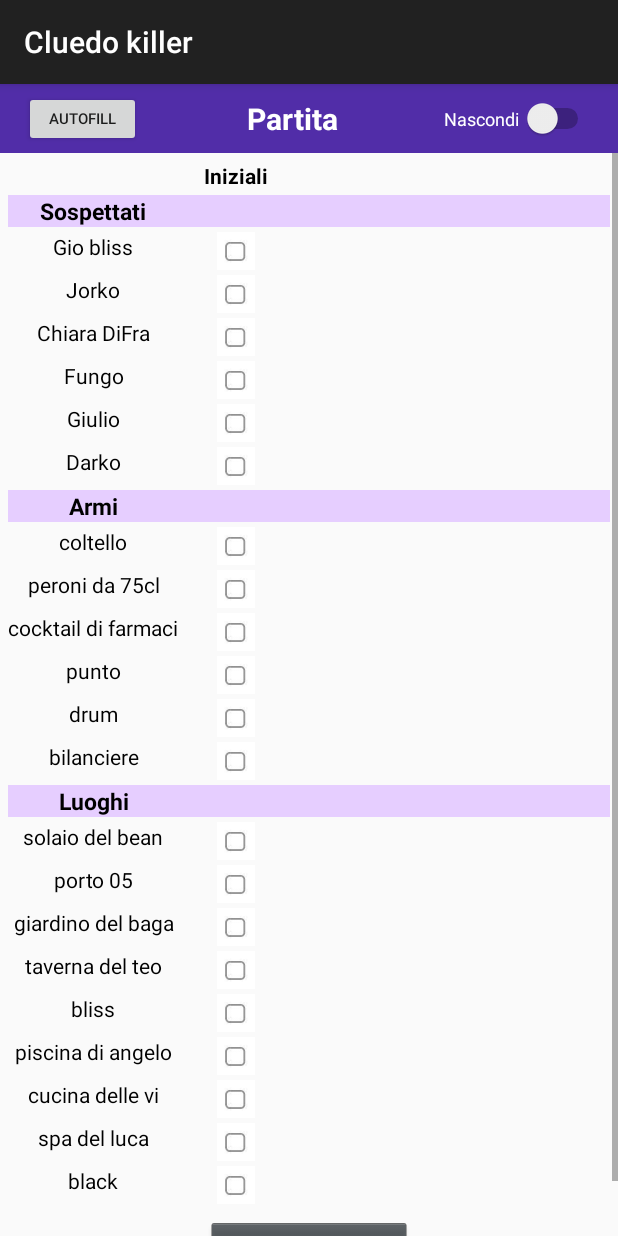
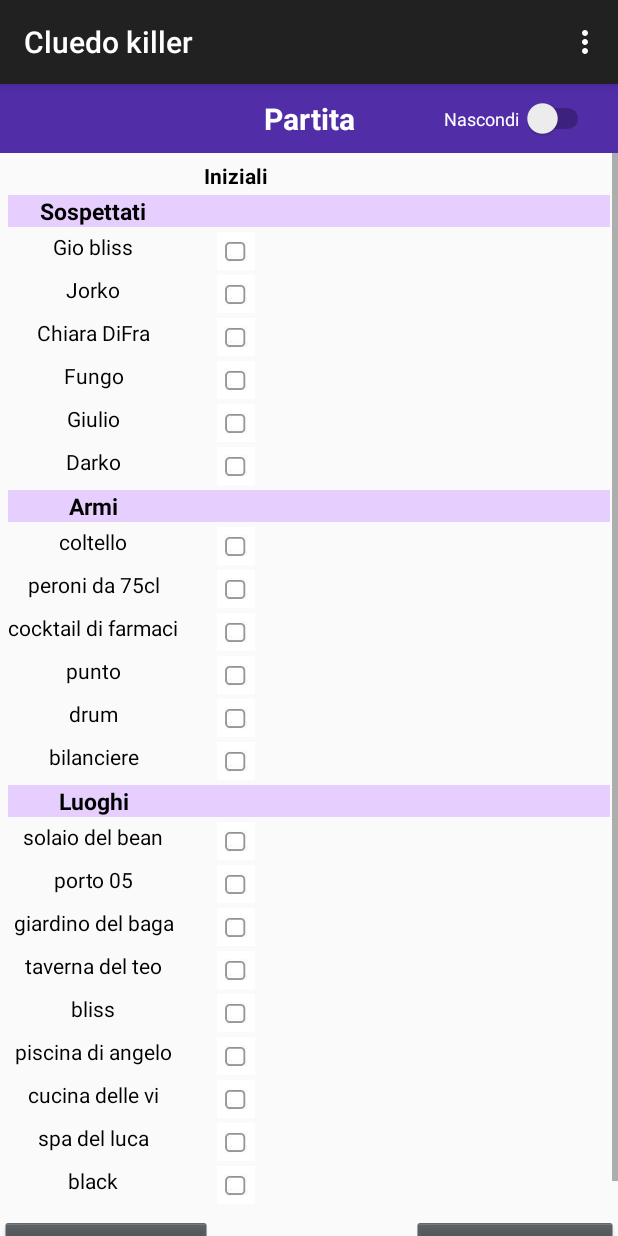
Before and after one commit to stepolimi/Personalized-Cluedo-Score-Sheet, an Android app: the GameActivity screen opened directly, with no data from a screen before it, on a phone screen of 412 x 824 dp. Run offline under Robolectric (Android 15) with nearby library versions, the phone set to English and light mode, and no system bars; our stand-ins replace Firebase (no records; nobody signed in at launch, a user with empty details on screens opened directly).

Commit message:
winner feature, toolbar and new dialog added

```diff
--- a/Cluedokiler/app/src/main/AndroidManifest.xml
+++ b/Cluedokiler/app/src/main/AndroidManifest.xml
@@ -9,7 +9,8 @@
         android:roundIcon="@mipmap/cluedo_launcher_round"
         android:supportsRtl="true"
         android:theme="@style/AppTheme">
-        <activity android:name=".StatisticsActivity"></activity>
+        <activity android:name=".CodeAlert"></activity>
+        <activity android:name=".StatisticsActivity" />
         <activity android:name=".GameActivity" />
         <activity android:name=".MainActivity">
             <intent-filter>
--- a/Cluedokiler/app/src/main/java/com/example/cluedokiler/GameActivity.java
+++ b/Cluedokiler/app/src/main/java/com/example/cluedokiler/GameActivity.java
@@ -3,8 +3,12 @@ package com.example.cluedokiler;
 import android.content.res.Resources;
 import android.graphics.Bitmap;
 import android.graphics.BitmapFactory;
+import android.graphics.Color;
 import android.os.Bundle;
 import android.view.Display;
+import android.view.Menu;
+import android.view.MenuInflater;
+import android.view.MenuItem;
 import android.view.View;
 import android.widget.Button;
 import android.widget.ImageView;
@@ -15,6 +19,7 @@ import android.widget.TextView;
 
 import androidx.annotation.NonNull;
 import androidx.appcompat.app.AppCompatActivity;
+import androidx.appcompat.widget.Toolbar;
 
 import com.google.firebase.database.DataSnapshot;
 import com.google.firebase.database.DatabaseError;
@@ -36,6 +41,8 @@ public class GameActivity extends AppCompatActivity {
     protected void onCreate(Bundle savedInstanceState) {
         super.onCreate(savedInstanceState);
         setContentView(R.layout.activity_game);
+        Toolbar toolbar = findViewById(R.id.toolbar);
+        setSupportActionBar(toolbar);
 
         Resources res = getResources();
         players = res.getStringArray(R.array.players);
@@ -89,10 +96,13 @@ public class GameActivity extends AppCompatActivity {
 
         setHideSwitcher();
 
-        setAutocompleteButton();
+ //       setAutocompleteButton();
+
+        restoreHighlights();
 
         setEndGameButton();
 
+        setDeclareWinnerButton();
 
     }
 
@@ -267,13 +277,14 @@ public class GameActivity extends AppCompatActivity {
     private void setImages(){
         final GameStatus gameStatus = GameStatus.getInstance();
         TableLayout gameTableLayout = (TableLayout) findViewById(R.id.gameTableLayout);
+
+
         for (int i = 0; i < gameTableLayout.getChildCount(); i++) {
             TableRow gameTableRow = (TableRow) gameTableLayout.getChildAt(i);
             for (int x = 0; x < gameTableRow.getChildCount(); x++) {
                 final View itemTableLayout = gameTableRow.getChildAt(x);
                 if (itemTableLayout instanceof ImageView && (x<gameStatus.numCol || x==gameTableRow.getChildCount()-1)) {
                     ImageView tableImageView = (ImageView) itemTableLayout;
-
                     if(gameStatus.tableSet) {
                         if (gameStatus.gameTableHash.get(tableImageView.getId()).equals("cross")) {
                             scaleImages((ImageView) itemTableLayout, R.drawable.cross);
@@ -373,13 +384,7 @@ public class GameActivity extends AppCompatActivity {
 
     }
 
-
-    private void setAutocompleteButton(){
-        Button autocomplete = (Button) findViewById(R.id.autocompleteButton);
-
-        autocomplete.setOnClickListener(new View.OnClickListener() {
-            @Override
-            public void onClick(View v) {
+    private void completeRows(){
         final GameStatus gameStatus = GameStatus.getInstance();
         TableLayout gameTableLayout = (TableLayout) findViewById(R.id.gameTableLayout);
         for (int i = 0; i < gameTableLayout.getChildCount(); i++) {
@@ -408,22 +413,66 @@ public class GameActivity extends AppCompatActivity {
 
         }
     }
+
+    private void restoreHighlights(){
+        TableLayout gameTableLayout = (TableLayout) findViewById(R.id.gameTableLayout);
+        for(Integer i: GameStatus.getInstance().highlightedRows){
+            TableRow tableRow = (TableRow) gameTableLayout.getChildAt(i);
+            tableRow.getChildAt(0).setBackgroundColor(Color.parseColor("#512da8"));
+            ((TextView) tableRow.getChildAt(0)).setTextColor(Color.WHITE);
+        }
+    }
+
+    private void highlightObject(String name){
+        TableLayout gameTableLayout = (TableLayout) findViewById(R.id.gameTableLayout);
+        for (int i = 0; i < gameTableLayout.getChildCount(); i++) {
+            TableRow tableRow = (TableRow) gameTableLayout.getChildAt(i);
+            if (tableRow.getChildAt(0) instanceof TextView) {
+                if(((TextView) tableRow.getChildAt(0)).getText().equals(name)) {
+                    if(!GameStatus.getInstance().highlightedRows.contains(i)) {
+                        tableRow.getChildAt(0).setBackgroundColor(Color.parseColor("#512da8"));
+                        ((TextView) tableRow.getChildAt(0)).setTextColor(Color.WHITE);
+                        GameStatus.getInstance().highlightedRows.add(i);
+                    }else{
+                        tableRow.getChildAt(0).setBackgroundColor(Color.WHITE);
+                        ((TextView) tableRow.getChildAt(0)).setTextColor(Color.BLACK);
+                        GameStatus.getInstance().highlightedRows.remove((Integer)i);
+                    }
+                    return;
+                }
+            }
+        }
+    }
+
+/*
+    private void setAutocompleteButton(){
+        Button autocomplete = (Button) findViewById(R.id.autocompleteButton);
+        autocomplete.setOnClickListener(new View.OnClickListener() {
+            @Override
+            public void onClick(View v) {
+                completeRows();
+            }
+        });
+    }*/
+
+    private void setDeclareWinnerButton(){
+        final Button declareWinnerButton = (Button) findViewById(R.id.declareWinnerButton);
+
+        declareWinnerButton.setOnClickListener(new View.OnClickListener() {
+            @Override
+            public void onClick(View v) {
+                DeclareWinnerDialog declareWinnerDialog = new DeclareWinnerDialog();
+                declareWinnerDialog.show(getSupportFragmentManager(),"declareWinner");
+            }
         });
     }
 
     public void setEndGameButton(){
         Button endGameButton = (Button) findViewById(R.id.endGameButton);
-        final GameStatus gameStatus = GameStatus.getInstance();
-
-
-        db = FirebaseDatabase.getInstance().getReference().child("GameRecord");
 
         endGameButton.setOnClickListener(new View.OnClickListener() {
             @Override
             public void onClick(View v) {
-                gameStatus.gameTableHash.values();
-                db.child(String.valueOf(gameStatus.gameNumber)).setValue(gameStatus.gameTableHash);
-
                 ExitAlert exitAlert = new ExitAlert();
 
                 exitAlert.show(getSupportFragmentManager(), "exitAlert");
@@ -455,7 +504,26 @@ public class GameActivity extends AppCompatActivity {
             });
 
             db = FirebaseDatabase.getInstance().getReference().child("GameRecord");
+
             db.child(String.valueOf(gameStatus.gameNumber)).setValue(gameStatus.gameTableHash);
         }
     }
+
+    @Override
+    public boolean onCreateOptionsMenu(Menu menu) {
+        MenuInflater inflater = getMenuInflater();
+        inflater.inflate(R.menu.game_menu,menu);
+
+        return true;
     }
+
+    @Override
+    public boolean onOptionsItemSelected(@NonNull MenuItem item) {
+        if(item.getItemId() == R.id.gameMenu1)
+            completeRows();
+        else
+            highlightObject(item.getTitle().toString());
+
+        return super.onOptionsItemSelected(item);
+    }
+}
--- a/Cluedokiler/app/src/main/res/drawable/ic_more_vert_black_24dp.xml
+++ b/Cluedokiler/app/src/main/res/drawable/ic_menu_icon.xml
@@ -4,6 +4,6 @@
         android:viewportWidth="24.0"
         android:viewportHeight="24.0">
     <path
-        android:fillColor="#FF000000"
+        android:fillColor="#ffffff"
         android:pathData="M12,8c1.1,0 2,-0.9 2,-2s-0.9,-2 -2,-2 -2,0.9 -2,2 0.9,2 2,2zM12,10c-1.1,0 -2,0.9 -2,2s0.9,2 2,2 2,-0.9 2,-2 -0.9,-2 -2,-2zM12,16c-1.1,0 -2,0.9 -2,2s0.9,2 2,2 2,-0.9 2,-2 -0.9,-2 -2,-2z"/>
 </vector>
--- a/Cluedokiler/app/src/main/res/layout/activity_game.xml
+++ b/Cluedokiler/app/src/main/res/layout/activity_game.xml
@@ -8,6 +8,10 @@
     android:orientation="vertical"
     android:weightSum="100">
 
+    <include
+        layout="@layout/toolbar" />
+
+
 
     <androidx.constraintlayout.widget.ConstraintLayout
         android:layout_weight="6"
@@ -16,7 +20,7 @@
         android:orientation="horizontal"
         android:background="#512da8">
 
-
+<!--
         <Button
             android:id="@+id/autocompleteButton"
 
@@ -29,7 +33,7 @@
             app:layout_constraintBottom_toBottomOf="parent"
             app:layout_constraintStart_toStartOf="parent"
             app:layout_constraintTop_toTopOf="parent" />
-
+-->
 
         <TextView
             android:id="@+id/statTextViewTitle"
@@ -40,8 +44,8 @@
             android:textColor="#ffffff"
             android:textSize="20sp"
             android:textStyle="bold"
-            app:layout_constraintEnd_toStartOf="@+id/switch1"
-            app:layout_constraintStart_toEndOf="@+id/autocompleteButton"
+            app:layout_constraintEnd_toEndOf="parent"
+            app:layout_constraintStart_toStartOf="parent"
             app:layout_constraintTop_toTopOf="parent">
 
         </TextView>
@@ -1496,6 +1500,16 @@
                     android:textSize="14sp"
                     app:layout_constraintBottom_toBottomOf="parent"
                     app:layout_constraintEnd_toEndOf="parent"
+                    app:layout_constraintTop_toTopOf="parent" />
+
+                <Button
+                    android:id="@+id/declareWinnerButton"
+                    style="@android:style/Widget.Holo.Button.Small"
+                    android:layout_width="wrap_content"
+                    android:layout_height="51dp"
+                    android:textSize="14sp"
+                    android:text="Dichiara il vincitore"
+                    app:layout_constraintBottom_toBottomOf="parent"
                     app:layout_constraintStart_toStartOf="parent"
                     app:layout_constraintTop_toTopOf="parent" />
             </androidx.constraintlayout.widget.ConstraintLayout>
--- a/Cluedokiler/app/src/main/res/layout/activity_statistics.xml
+++ b/Cluedokiler/app/src/main/res/layout/activity_statistics.xml
@@ -8,6 +8,8 @@
     android:orientation="vertical"
     android:weightSum="28">
 
+    <include
+        layout="@layout/toolbar" />
 
     <androidx.constraintlayout.widget.ConstraintLayout
         android:layout_width="match_parent"
--- /dev/null
+++ b/Cluedokiler/app/src/main/res/layout/toolbar.xml
@@ -0,0 +1,12 @@
+<?xml version="1.0" encoding="utf-8"?>
+<androidx.appcompat.widget.Toolbar xmlns:android="http://schemas.android.com/apk/res/android"
+    android:layout_width="match_parent"
+    android:layout_height="wrap_content"
+    xmlns:app="http://schemas.android.com/apk/res-auto"
+    android:background="#212121"
+    android:elevation="4dp"
+    android:id="@+id/toolbar"
+    android:theme="@style/ThemeOverlay.AppCompat.Dark.ActionBar"
+    app:popupTheme="@style/ThemeOverlay.AppCompat.Light">
+
+</androidx.appcompat.widget.Toolbar>
--- /dev/null
+++ b/Cluedokiler/app/src/main/res/menu/game_menu.xml
@@ -0,0 +1,79 @@
+<?xml version="1.0" encoding="utf-8"?>
+<menu xmlns:android="http://schemas.android.com/apk/res/android"
+    xmlns:app="http://schemas.android.com/apk/res-auto">
+
+    <item android:id="@+id/gameMenu1"
+        android:title="Completa righe"
+        app:showAsAction="never"/>
+
+    <item android:id="@+id/gameMenu2"
+        android:title="Evidenzia sospetto"
+        app:showAsAction="never" >
+
+        <menu>
+            <item android:id="@+id/menuItem21"
+                android:title="Gio bliss" />
+            <item android:id="@+id/menuItem22"
+                android:title="Jorko" />
+            <item android:id="@+id/menuItem23"
+                android:title="Chiara DiFra" />
+            <item android:id="@+id/menuItem24"
+                android:title="Fungo" />
+            <item android:id="@+id/menuItem25"
+                android:title="Giulio" />
+            <item android:id="@+id/menuItem26"
+                android:title="Darko" />
+        </menu>
+
+    </item>
+
+    <item android:id="@+id/gameMenu3"
+        android:title="Evidenzia arma"
+        app:showAsAction="never" >
+
+        <menu>
+            <item android:id="@+id/menuItem31"
+                android:title="coltello" />
+            <item android:id="@+id/menuItem32"
+                android:title="peroni da 75cl" />
+            <item android:id="@+id/menuItem33"
+                android:title="cocktail di farmaci" />
+            <item android:id="@+id/menuItem34"
+                android:title="punto" />
+            <item android:id="@+id/menuItem35"
+                android:title="drum" />
+            <item android:id="@+id/menuItem36"
+                android:title="bilanciere" />
+
+        </menu>
+
+    </item>
+
+
+    <item android:id="@+id/gameMenu4"
+        android:title="Evidenzia luogo"
+        app:showAsAction="never" >
+
+        <menu>
+            <item android:id="@+id/menuItem41"
+                android:title="solaio del bean" />
+            <item android:id="@+id/menuItem42"
+                android:title="porto 05" />
+            <item android:id="@+id/menuItem43"
+                android:title="giardino del baga" />
+            <item android:id="@+id/menuItem44"
+                android:title="taverna del teo" />
+            <item android:id="@+id/menuItem45"
+                android:title="bliss" />
+            <item android:id="@+id/menuItem46"
+                android:title="piscina di angelo" />
+            <item android:id="@+id/menuItem47"
+                android:title="cucina delle vi" />
+            <item android:id="@+id/menuItem48"
+                android:title="spa del luca" />
+            <item android:id="@+id/menuItem49"
+                android:title="black" />
+        </menu>
+
+    </item>
+</menu>
--- a/Cluedokiler/app/src/main/res/values/strings.xml
+++ b/Cluedokiler/app/src/main/res/values/strings.xml
@@ -63,5 +63,7 @@
     <!-- dialog images -->
     <string name="cancelDialog"> Chiudi </string>
 
+    <!-- authentication code -->
+    <string name="code"> passwordsicurissima </string>
 
 </resources>
--- a/Cluedokiler/app/src/main/res/values/styles.xml
+++ b/Cluedokiler/app/src/main/res/values/styles.xml
@@ -1,6 +1,6 @@
 <?xml version="1.0" encoding="utf-8"?>
 <resources>
-    <style name="AppTheme" parent="Theme.AppCompat.Light.DarkActionBar"/>
+    <style name="AppTheme" parent="Theme.AppCompat.Light.NoActionBar"/>
 
 
 </resources>
```
Also changed, not shown: Cluedokiler/app/src/main/java/com/example/cluedokiler/CodeAlert.java (added, +57 -0 lines), Cluedokiler/app/src/main/java/com/example/cluedokiler/DeclareWinnerDialog.java (added, +71 -0 lines), Cluedokiler/app/src/main/java/com/example/cluedokiler/ExitAlert.java (+57 -9 lines), Cluedokiler/app/src/main/java/com/example/cluedokiler/GameStatus.java (+10 -0 lines), Cluedokiler/app/src/main/java/com/example/cluedokiler/MainActivity.java (+48 -3 lines), Cluedokiler/app/src/main/java/com/example/cluedokiler/StatisticsActivity.java (+34 -1 lines), Cluedokiler/app/src/main/res/layout/activity_main.xml (+6 -4 lines), Cluedokiler/app/src/main/res/layout/code_alert.xml (added, +81 -0 lines), Cluedokiler/app/src/main/res/layout/declare_winner_dialog.xml (added, +75 -0 lines), Cluedokiler/app/src/main/res/menu/main_menu.xml (added, +24 -0 lines), Cluedokiler/app/src/main/res/menu/settings_menu.xml (added, +22 -0 lines). Lines whose indentation alone changed are shown as unchanged.
